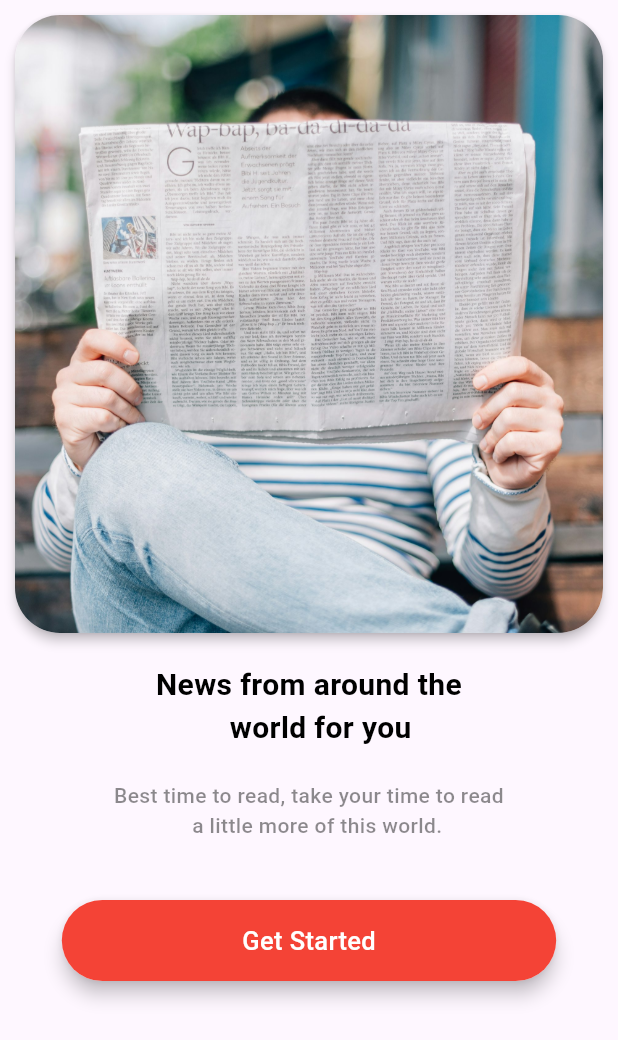
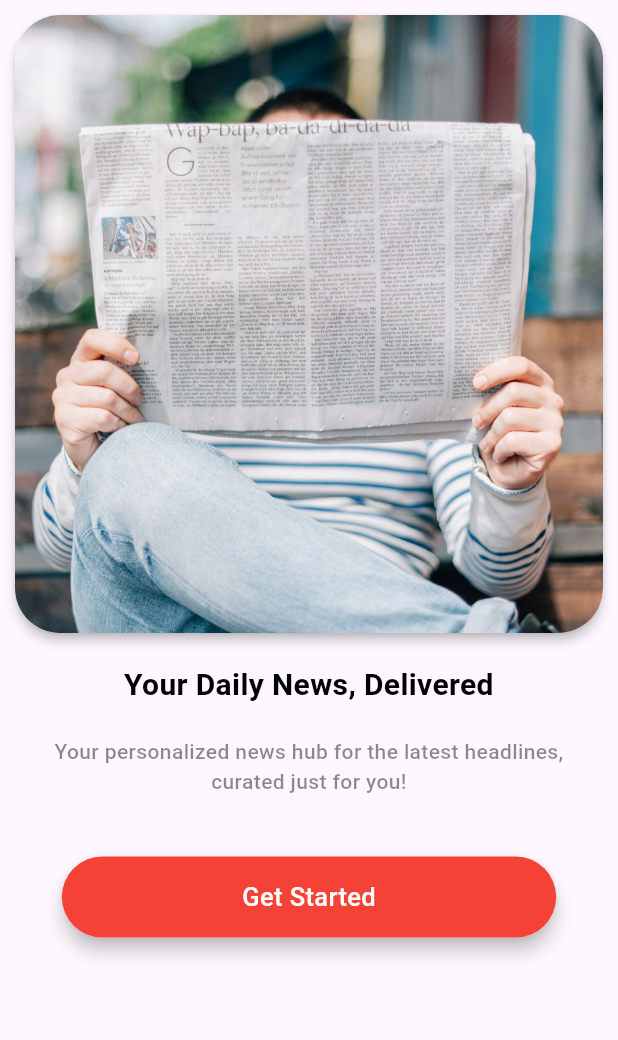
Before and after one commit to ramila1/flutter_intern_task, a Flutter app: the screen it shows after launch, on a phone screen of 412 x 824 dp. Shown: the top 1040 px of the screen. Run offline on Flutter 3.47's test engine with Material 3 defaults, Android fonts, the light colour scheme and no system bars; our stand-ins replace cached_network_image, carousel_slider, smooth_page_indicator, webview_flutter.

Commit message:
make changes on landing page

```diff
--- a/lib/pages/landing_page.dart
+++ b/lib/pages/landing_page.dart
@@ -37,7 +37,7 @@ class _LandingPageState extends State<LandingPage> {
                 ),
                 const SizedBox(height: 20.0), // Spacer between image and text
                 Text(
-                  "News from around the\n   world for you",
+                  "Your Daily News, Delivered",
                   textAlign: TextAlign.center,
                   style: TextStyle(
                     color: Colors.black, // Text color
@@ -47,7 +47,7 @@ class _LandingPageState extends State<LandingPage> {
                 ),
                 const SizedBox(height: 20.0), // Spacer between texts
                 Text(
-                  "Best time to read, take your time to read\n   a little more of this world.",
+                  "Your personalized news hub for the latest headlines, curated just for you!",
                   textAlign: TextAlign.center, // Center-align the text
                   style: TextStyle(
                     color: Colors.black45, // Text color
```
